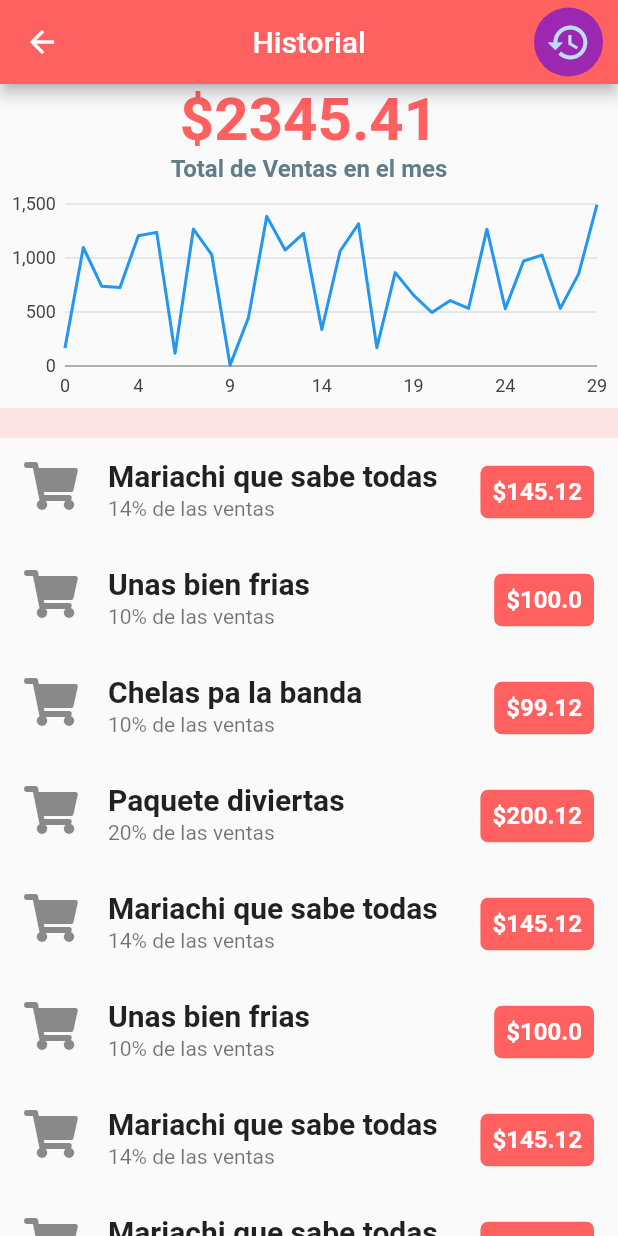
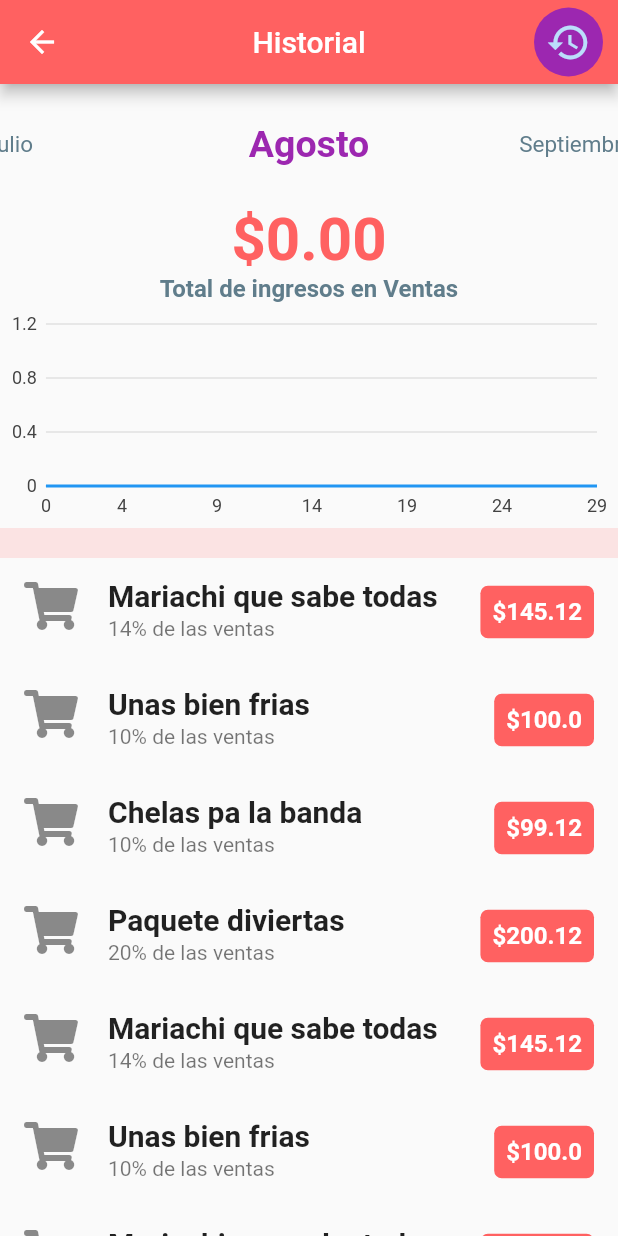
Before and after one commit to mariovg29/Proveedor, a Flutter app: the screen it shows after launch, after a tap on "Historial", on a phone screen of 412 x 824 dp. Run offline on Flutter 3.47's test engine with Material 2 defaults, Android fonts, the light colour scheme and no system bars; our stand-ins replace charts_flutter, cloud_firestore, firebase_core, font_awesome_flutter; accounts and stored records are empty; network calls fail.

Commit message:
Grafico en historialpage integrado con Firestore

```diff
--- a/proveedor/lib/main.dart
+++ b/proveedor/lib/main.dart
@@ -1,10 +1,13 @@
+import 'package:firebase_core/firebase_core.dart';
 import 'package:flutter/material.dart';
 import 'package:flutter/services.dart';
 import 'package:proveedor/src/rutas/rutas.dart';
 import 'package:proveedor/src/screens/home/home_screen.dart';
 import 'package:proveedor/src/screens/login/login_screen.dart';
 
-void main() {
+void main() async {
+  WidgetsFlutterBinding.ensureInitialized();
+  await Firebase.initializeApp();
   runApp(MyApp());
 }
 
--- a/proveedor/lib/src/screens/historial/screen_historial.dart
+++ b/proveedor/lib/src/screens/historial/screen_historial.dart
@@ -1,12 +1,36 @@
+
+import 'package:cloud_firestore/cloud_firestore.dart';
 import 'package:flutter/material.dart';
-import 'package:font_awesome_flutter/font_awesome_flutter.dart';
-import 'package:proveedor/src/screens/historial/widgets_historial/graph_historial.dart';
+import 'package:proveedor/src/screens/historial/widgets_historial/month_widget_historial.dart';
 
-class HistorialScreen extends StatelessWidget {
+class HistorialScreen extends StatefulWidget {
+  const HistorialScreen({Key? key}) : super(key: key);
+
+
+  @override
+  _HistorialScreenState createState() => _HistorialScreenState();
+}
+
+class _HistorialScreenState extends State<HistorialScreen> {
+
+
+
+  final PageController _monthController = PageController();
+  int currentPage = 7;
+
+
+  @override
+  void initState() {
+    _monthController.dispose();
+    super.initState();
+
+  }
 
 
   @override
   Widget build(BuildContext context) {
+
+
     return Scaffold(
       appBar: AppBar(title: Text('Historial'),
       backgroundColor: Color(0xffff6161),
@@ -27,101 +51,128 @@ class HistorialScreen extends StatelessWidget {
        ),
        body: _body(),
 
+
     );
   }
 
   Widget _body() {
+
+  final Stream<QuerySnapshot<Object?>>
+  _query = FirebaseFirestore
+  .instance
+  .collection('Ventas').where("mes",isEqualTo: currentPage+1)
+  .snapshots();
+
     return SafeArea(
-      child: Column(
-        children: [
-          _selector(),
-          _ventas(),
-          _graph(),
-          Container(
-            color: Color(0xffff6161).withOpacity(0.15),
-            height: 20 ,
-          ),
-          _list(),
-        ],
+      child: Container(
+        child: Column(
+          children: <Widget>[
+            _selector(),
+            StreamBuilder<QuerySnapshot>(
+              stream: _query,
+
+              builder: (BuildContext context, AsyncSnapshot<QuerySnapshot> snapshot){
+                if (snapshot.hasData){
+                return MonthWidgetHistorial(
+                  ventas: snapshot.data!.docs,
+
+                 );
+                }
+                return Center(
+                  child: CircularProgressIndicator());
+              }
+
+            ),
+          ]
+        ),
       ),
 
     );
   }
+
+
+Widget _pageItem(String nombreMes, int position){
+  var _alignment;
+  //int currentPage=7;
+
+  final selected = TextStyle(
+    fontSize: 25.0,
+    fontWeight: FontWeight.bold,
+    color: Colors.purple,
+  );
+  final unselected= TextStyle(
+    fontSize: 15.0,
+    fontWeight: FontWeight.normal,
+    color: Colors.blueGrey,
+  );
+
+
+  if(position == currentPage){
+    _alignment = Alignment.center;
+  }
+  else if(position>currentPage){
+    _alignment=Alignment.centerRight;
+  }else{
+    _alignment =Alignment.centerLeft;
+  }
+  return Align(
+    alignment: _alignment,
+    child: Text(nombreMes,
+    style: position==currentPage? selected : unselected,)
+    );
 }
 
-Widget _selector()=>Container();
+Widget _selector ()
+{
 
-Widget _ventas(){
-  return Column(
-    children: [
-      Text('\$2345.41',
-      style: TextStyle(
-        fontWeight: FontWeight.bold,
-        fontSize: 40.0,
-        color: Color(0xffff6161),)
 
-      ),
-      Text('Total de Ventas en el mes',
-      style: TextStyle(
-        fontWeight: FontWeight.bold,
-        fontSize: 16.0,
-        color: Colors.blueGrey,)
-      )
-    ],
+   final PageController _monthController = PageController(
+     initialPage: 7,
+     viewportFraction: 0.35
+   );
 
-  );
-  }
 
-Widget _graph(){
-  return Container(
-    height: 150,
 
-    child: GraphWidget(),
+  return SizedBox.fromSize(
+    size:Size.fromHeight(80),
+    child: PageView(
+      onPageChanged: (newPage){
 
-);
-}
-Widget _item(IconData icon, String nombre, int percent, double value){
-  return ListTile(
-    leading: Icon(icon, size: 32.0),
-    title: Text(nombre,
-    style: TextStyle(
-      fontSize: 20,
-      fontWeight: FontWeight.bold)
-      ),
-    subtitle: Text("$percent% de las ventas"),
-    trailing: Container(
-      decoration: BoxDecoration(
-        color:  Color(0xffff6161),
-        borderRadius: BorderRadius.circular(5)
+        setState(() {
+        currentPage= newPage;
 
-      ),
-      child: Padding(
-        padding: const EdgeInsets.all(8.0),
-        child: Text('\$$value',
-        style: TextStyle(
-          color: Colors.white,
-          fontWeight: FontWeight.bold,
-          fontSize: 16) ,),
-      )),
-  );
-}
-Widget _list(){
-  return Expanded(
-    child: ListView(
-      children: [
-        _item(FontAwesomeIcons.shoppingCart, "Mariachi que sabe todas", 14, 145.12),
-        _item(FontAwesomeIcons.shoppingCart, "Unas bien frias", 10, 100.00),
-        _item(FontAwesomeIcons.shoppingCart, "Chelas pa la banda", 10, 99.12),
-        _item(FontAwesomeIcons.shoppingCart, "Paquete diviertas", 20, 200.12),
-        _item(FontAwesomeIcons.shoppingCart, "Mariachi que sabe todas", 14, 145.12),
-        _item(FontAwesomeIcons.shoppingCart, "Unas bien frias", 10, 100.00),
-        _item(FontAwesomeIcons.shoppingCart, "Mariachi que sabe todas", 14, 145.12),
-        _item(FontAwesomeIcons.shoppingCart, "Mariachi que sabe todas", 14, 145.12),
-        _item(FontAwesomeIcons.shoppingCart, "Unas bien frias", 10, 100.00),
-        _item(FontAwesomeIcons.shoppingCart, "Chelas pa la banda", 10, 99.12),
+                });
+
+
+
+
+
+      },
+      controller: _monthController,
+      children:<Widget>[
+        _pageItem('Enero', 0),
+        _pageItem('Febrero', 1),
+        _pageItem('Marzo', 2),
+        _pageItem('Abril', 3),
+        _pageItem('Mayo', 4),
+        _pageItem('Junio', 5),
+        _pageItem('Julio', 6),
+        _pageItem('Agosto', 7),
+        _pageItem('Septiembre', 8),
+        _pageItem('Octubre', 9),
+        _pageItem('Noviembre', 10),
+        _pageItem('Diciembre', 11),
 
 
       ],
+
     ),
   );
 }
+
+
+
+
+
+
+}
--- a/proveedor/lib/src/screens/historial/widgets_historial/graph_historial.dart
+++ b/proveedor/lib/src/screens/historial/widgets_historial/graph_historial.dart
@@ -4,6 +4,10 @@ import 'package:flutter/material.dart';
 import 'package:charts_flutter/flutter.dart';
 
 class GraphWidget extends StatefulWidget {
+
+  final List<double> data;
+
+  const GraphWidget({Key? key, required this.data}) : super(key: key);
   @override
   _GraphWidgetState createState() => _GraphWidgetState();
 }
@@ -56,7 +60,7 @@ class _GraphWidgetState extends State<GraphWidget> {
         colorFn: (_, __) => MaterialPalette.blue.shadeDefault,
         domainFn: (value, index) => index!.toInt(),
         measureFn: (value, _) => value,
-        data: data,
+        data: widget.data,
         strokeWidthPxFn: (_, __) => 4,
       )
     ];
--- /dev/null
+++ b/proveedor/lib/src/screens/historial/widgets_historial/month_widget_historial.dart
@@ -0,0 +1,129 @@
+
+import 'package:cloud_firestore/cloud_firestore.dart';
+import 'package:flutter/material.dart';
+import 'package:font_awesome_flutter/font_awesome_flutter.dart';
+import 'package:proveedor/src/screens/historial/widgets_historial/graph_historial.dart';
+class MonthWidgetHistorial extends StatefulWidget {
+  //const MonthWidgetHistorial({ Key? key }) : super(key: key);
+
+  final List<DocumentSnapshot> ventas;
+  final List<double> daily;
+
+  final double total;
+//Inicializa el valor de las ventas en 0 y hace la suma de la lista
+  MonthWidgetHistorial({Key? key, required this.ventas}) :
+        total= ventas.map((docs) => docs['Precio'])
+        .fold(0.0, (a,b) => a+b),
+        daily = List.generate(30, (index) {
+          return ventas.where((docs) => docs['Dia']== (index+1)).map
+          ((docs) => docs['Precio']).fold(0.0, (a, b) => a+b);
+        }),
+
+
+
+        super(key: key);
+
+
+  @override
+  _MonthWidgetHistorialState createState() => _MonthWidgetHistorialState();
+}
+
+class _MonthWidgetHistorialState extends State<MonthWidgetHistorial> {
+
+  @override
+  Widget build(BuildContext context) {
+    return Expanded(
+      child: Column(
+        children: <Widget>[
+            _ventas(),
+            _graph(),
+            Container(
+              color: Color(0xffff6161).withOpacity(0.15),
+              height: 20 ,
+            ),
+            _list(),
+        ]
+      ),
+    );
+
+  }
+
+
+
+Widget _ventas(){
+  return Column(
+    children: <Widget>[
+      Text('\$${widget.total.toStringAsFixed(2)}',
+      style: TextStyle(
+        fontWeight: FontWeight.bold,
+        fontSize: 40.0,
+        color: Color(0xffff6161),)
+
+      ),
+      Text('Total de ingresos en Ventas',
+      style: TextStyle(
+        fontWeight: FontWeight.bold,
+        fontSize: 16.0,
+        color: Colors.blueGrey,)
+      )
+    ],
+
+  );
+  }
+
+  Widget _graph(){
+  return Container(
+    height: 150,
+
+    child: GraphWidget(
+      data: widget.daily),
+
+);
+}
+Widget _item(IconData icon, String nombre, int percent, double value){
+  return ListTile(
+    leading: Icon(icon, size: 32.0),
+    title: Text(nombre,
+    style: TextStyle(
+      fontSize: 20,
+      fontWeight: FontWeight.bold)
+      ),
+    subtitle: Text("$percent% de las ventas"),
+    trailing: Container(
+      decoration: BoxDecoration(
+        color:  Color(0xffff6161),
+        borderRadius: BorderRadius.circular(5)
+
+      ),
+      child: Padding(
+        padding: const EdgeInsets.all(8.0),
+        child: Text('\$$value',
+        style: TextStyle(
+          color: Colors.white,
+          fontWeight: FontWeight.bold,
+          fontSize: 16) ,),
+      )),
+  );
+}
+
+Widget _list(){
+  return Expanded(
+    child: ListView(
+      children: [
+        _item(FontAwesomeIcons.shoppingCart, "Mariachi que sabe todas", 14, 145.12),
+        _item(FontAwesomeIcons.shoppingCart, "Unas bien frias", 10, 100.00),
+        _item(FontAwesomeIcons.shoppingCart, "Chelas pa la banda", 10, 99.12),
+        _item(FontAwesomeIcons.shoppingCart, "Paquete diviertas", 20, 200.12),
+        _item(FontAwesomeIcons.shoppingCart, "Mariachi que sabe todas", 14, 145.12),
+        _item(FontAwesomeIcons.shoppingCart, "Unas bien frias", 10, 100.00),
+        _item(FontAwesomeIcons.shoppingCart, "Mariachi que sabe todas", 14, 145.12),
+        _item(FontAwesomeIcons.shoppingCart, "Mariachi que sabe todas", 14, 145.12),
+        _item(FontAwesomeIcons.shoppingCart, "Unas bien frias", 10, 100.00),
+        _item(FontAwesomeIcons.shoppingCart, "Chelas pa la banda", 10, 99.12),
+
+
+      ],
+    ),
+  );
+}
+}
--- a/proveedor/lib/src/screens/home/home_screen.dart
+++ b/proveedor/lib/src/screens/home/home_screen.dart
@@ -60,7 +60,11 @@ class Servicios extends StatelessWidget {
         child: Container(
           width: double.infinity,
           margin: EdgeInsets.only(top: 10,right: 5,left:5),
-          color: Colors.black,
+          decoration: BoxDecoration(
+             color: Color(0xffff6161).withOpacity(0.8),
+             borderRadius: BorderRadius.circular(10)
+          ),
+
 
           child: Column(
             children: [
--- a/proveedor/pubspec.yaml
+++ b/proveedor/pubspec.yaml
@@ -30,6 +30,8 @@ dependencies:
   cupertino_icons: ^1.0.2
   charts_flutter: ^0.11.0
   font_awesome_flutter: ^9.1.0
+  cloud_firestore: ^2.5.1
+  firebase_core: ^1.6.0
 
 
 dev_dependencies:
```
Also changed, not shown: proveedor/pubspec.lock, 5 other files.
